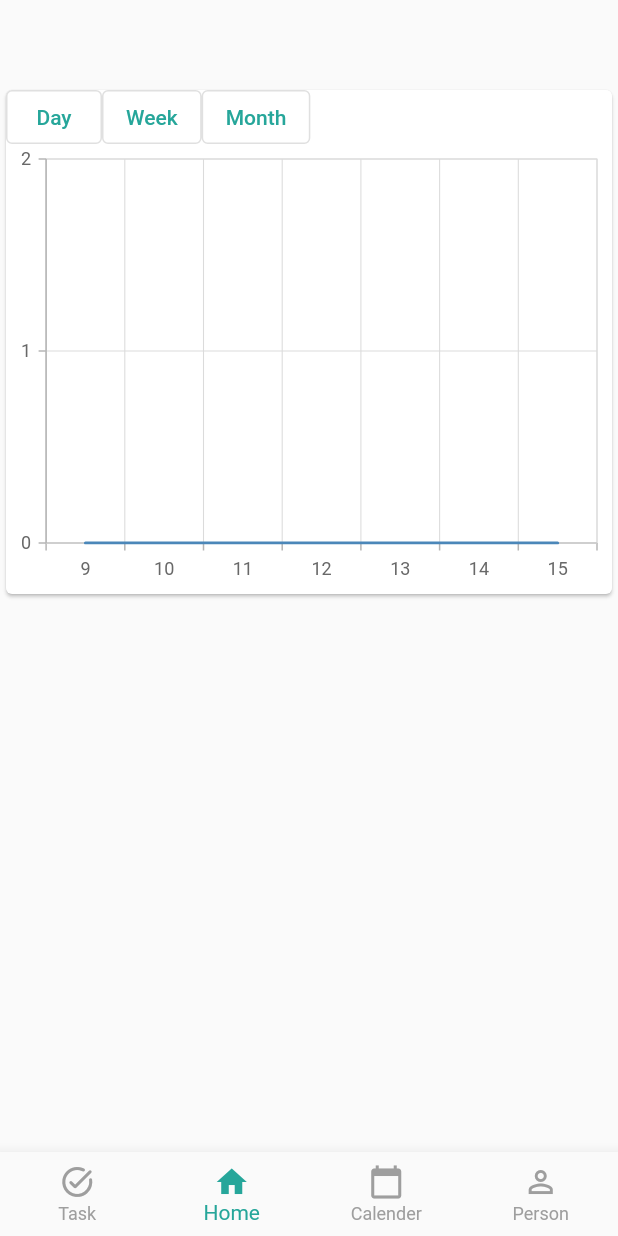
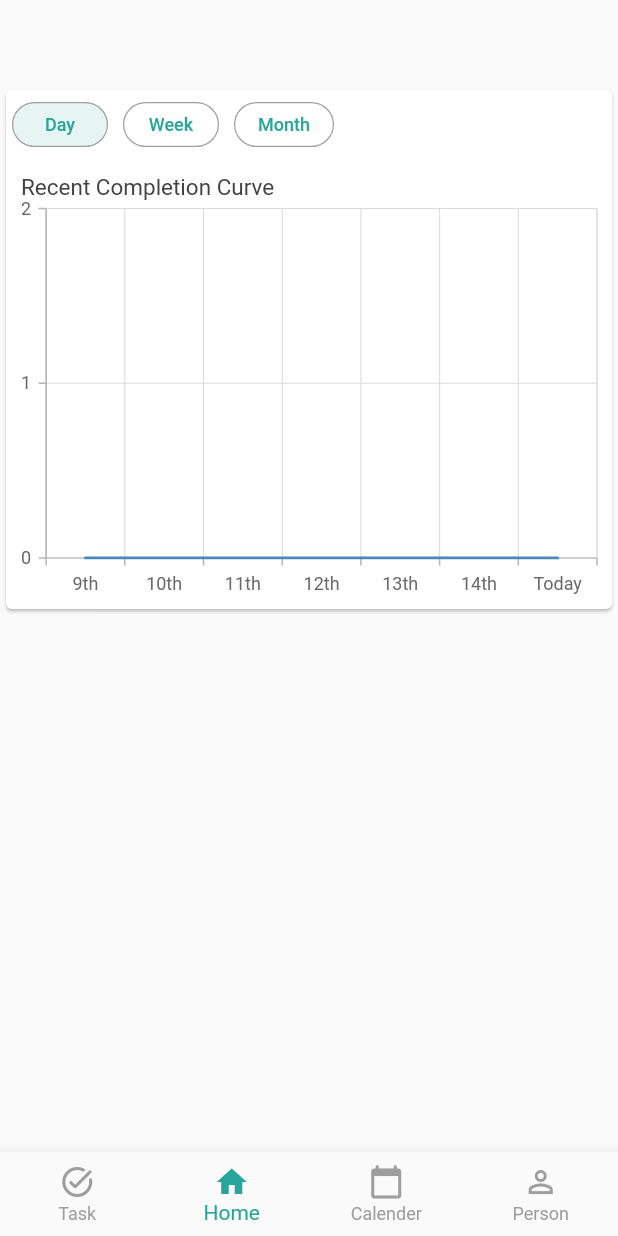
Before and after one commit to Humen-debug/TodoList, a Flutter app: the screen it shows after launch, item 2 of the bottom bar chosen, on a phone screen of 412 x 824 dp. Run offline on Flutter 3.47's test engine with Material 2 defaults, Android fonts, the phone set to English and light mode, and no system bars; our stand-ins replace flutter_switch, page_transition, reorderables, syncfusion_flutter_charts, table_calendar.

Commit message:
finish completion curve; might change String to DateTime and interval type

```diff
--- a/Todo_List/todo_list/lib/Screens/Statistic/statistic_screen.dart
+++ b/Todo_List/todo_list/lib/Screens/Statistic/statistic_screen.dart
@@ -3,6 +3,8 @@ import 'package:todo_list/Models/data.dart';
 
 import 'package:todo_list/Models/file_header.dart';
 import 'package:todo_list/Models/task.dart';
+import 'package:todo_list/Models/theme.dart';
+import 'package:provider/provider.dart';
 
 import 'package:todo_list/Models/user.dart';
 
@@ -19,13 +21,63 @@ class StatisticScreen extends StatefulWidget {
 }
 
 class _StatisticScreenState extends State<StatisticScreen> {
+  final DateTime today = DateTime.utc(
+          DateTime.now().year, DateTime.now().month, DateTime.now().day)
+      .toLocal();
+  final int periodNum = 7;
+  int periodChoice = 0;
+
   late Map<DateTime, int> taskCountsMap = {};
 
-  final List periodBtnTitles = <String>['Day', 'Week', 'Month'];
+  final List periodBtnTitles = const <String>['Day', 'Week', 'Month'];
+
+  final List months = const <String>[
+    'Jan',
+    'Feb',
+    'Mar',
+    'Apr',
+    'May',
+    'Jun',
+    'Jul',
+    'Aug',
+    'Sep',
+    'Oct',
+    'Nov',
+    'Dec'
+  ];
 
   List<TaskData> dailyTaskCounts = [];
+  List<TaskData> weeklyTaskCounts = [];
+  List<TaskData> monthlyTaskCounts = [];
 
-  int periodChoice = 0;
+  late List<TaskData> selectTaskCounts = dailyTaskCounts;
+
+  final choiceBtnStyle = ButtonStyle(
+    shape: MaterialStateProperty.all(
+        RoundedRectangleBorder(borderRadius: BorderRadius.circular(18))),
+    minimumSize: MaterialStateProperty.all(const Size(64, 30)),
+    side: MaterialStateProperty.all(
+        const BorderSide(color: Colors.grey, width: 0.8)),
+  );
+
+  final choiceBtnTextStyle = const TextStyle(fontSize: 12);
+
+  void selectPeriod(int index) {
+    setState(() {
+      periodChoice = index;
+      switch (index) {
+        case 0:
+          selectTaskCounts = dailyTaskCounts;
+          break;
+        case 1:
+          selectTaskCounts = weeklyTaskCounts;
+          break;
+        case 2:
+          selectTaskCounts = monthlyTaskCounts;
+          break;
+      }
+    });
+  }
 
   void setTaskCountsMap() {
     for (Task task in widget.user.taskMap['Completed']!) {
@@ -42,19 +94,74 @@ class _StatisticScreenState extends State<StatisticScreen> {
     return taskCountsMap[date] ?? 0;
   }
 
+  int getCountForWeek(DateTime date) {
+    int count = 0;
+    for (int day = 0; day < periodNum; day++) {
+      count += getCountForDay(date.subtract(Duration(days: day)));
+    }
+    return count;
+  }
+
+  int getCountForMonth(DateTime date) {
+    int count = 0;
+    int diff = date.difference(findFirstDayinMonth(date)).inDays;
+    for (int day = 0; day <= diff; day++) {
+      count += getCountForDay(date.subtract(Duration(days: day)));
+    }
+    return count;
+  }
+
+  void setDailyTaskCount() {
+    dailyTaskCounts = List<TaskData>.generate(periodNum, (index) {
+      DateTime date = today.subtract(Duration(days: index));
+      bool isToday = date == today;
+      String time = isToday ? 'Today' : (date.day).toString() + 'th';
+
+      return TaskData(time: time, count: getCountForDay(date));
+    });
+  }
+
+  void setWeeklyTaskCount() {
+    weeklyTaskCounts = List<TaskData>.generate(periodNum, (index) {
+      DateTime date = findSaturday(
+          today.subtract(Duration(days: DateTime.daysPerWeek * index)));
+      bool isThisWeek = findSunday(date) == findSunday(today);
+      String time =
+          isThisWeek ? 'This Week' : (findSunday(date).day).toString() + 'th';
+      return TaskData(time: time, count: getCountForWeek(date));
+    });
+  }
+
+  void setMonthlyTaskCount() {
+    monthlyTaskCounts = List<TaskData>.generate(periodNum, (index) {
+      DateTime date = findLastDayinMonth(
+          DateTime.utc(today.year, today.month - index, today.day).toLocal());
+      bool isThisMonth =
+          findFirstDayinMonth(date) == findFirstDayinMonth(today);
+      String time = isThisMonth ? 'This Month' : months[date.month - 1];
+      return TaskData(time: time, count: getCountForMonth(date));
+    });
+  }
+
+  DateTime findSunday(DateTime date) =>
+      date.subtract(Duration(days: date.weekday));
+
+  DateTime findSaturday(DateTime date) =>
+      date.add(Duration(days: DateTime.daysPerWeek - (date.weekday + 1)));
+
+  DateTime findFirstDayinMonth(DateTime date) =>
+      DateTime(date.year, date.month, 1).toLocal();
+
+  DateTime findLastDayinMonth(DateTime date) =>
+      DateTime.utc(date.year, date.month + 1, 0).toLocal();
+
   @override
   void initState() {
     setState(() {
       setTaskCountsMap();
-      dailyTaskCounts = List<TaskData>.generate(7, (index) {
-        DateTime now = DateTime.now();
-        DateTime today = DateTime.utc(now.year, now.month, now.day).toLocal();
-
-        DateTime date = today.subtract(Duration(days: index));
-        String time = (date.day).toString();
-
-        return TaskData(time: time, count: getCountForDay(date));
-      });
+      setDailyTaskCount();
+      setWeeklyTaskCount();
+      setMonthlyTaskCount();
     });
     // print(dailyTaskCounts);
     super.initState();
@@ -62,27 +169,46 @@ class _StatisticScreenState extends State<StatisticScreen> {
 
   @override
   Widget build(BuildContext context) {
+    final themeProvider = Provider.of<ThemeProvider>(context);
     return Scaffold(
         appBar: AppBar(),
         body: ListView(children: [
           Card(
             child: Column(
               children: [
-                SizedBox(
-                  height: 36,
-                  child: ListView.builder(
+                Padding(
+                  padding:
+                      const EdgeInsets.symmetric(vertical: 8, horizontal: 4),
+                  child: SizedBox(
+                    height: 30,
+                    child: ListView.separated(
                         scrollDirection: Axis.horizontal,
                         physics: const NeverScrollableScrollPhysics(),
+                        separatorBuilder: (context, index) =>
+                            const SizedBox(width: 10),
                         itemCount: periodBtnTitles.length,
                         itemBuilder: (context, index) {
                           return OutlinedButton(
                               onPressed: () {
-                              periodChoice = index;
+                                selectPeriod(index);
                               },
-                            child: Text(periodBtnTitles[index]));
+                              style: periodChoice == index
+                                  ? choiceBtnStyle.copyWith(
+                                      backgroundColor:
+                                          MaterialStateProperty.all(
+                                              themeProvider.lighttheme
+                                                  .colorScheme.secondary
+                                                  .withOpacity(0.2)))
+                                  : choiceBtnStyle,
+                              child: Text(periodBtnTitles[index],
+                                  style: choiceBtnTextStyle));
                         }),
                   ),
+                ),
                 SfCartesianChart(
+                  title: ChartTitle(
+                      text: 'Recent Completion Curve',
+                      alignment: ChartAlignment.near),
                   // for String as Xasis label
                   primaryXAxis: CategoryAxis(isInversed: true),
                   primaryYAxis: NumericAxis(
@@ -90,7 +216,7 @@ class _StatisticScreenState extends State<StatisticScreen> {
                   ),
                   series: <ChartSeries>[
                     LineSeries<TaskData, String>(
-                        dataSource: dailyTaskCounts,
+                        dataSource: selectTaskCounts,
                         xValueMapper: (TaskData data, _) => data.time,
                         yValueMapper: (TaskData data, _) => data.count)
                   ],
--- a/Todo_List/todo_list/lib/Widgets/repeat_setter.dart
+++ b/Todo_List/todo_list/lib/Widgets/repeat_setter.dart
@@ -296,7 +296,7 @@ class _RepeatSetterState extends State<RepeatSetter> {
                   }),
             ),
             Padding(
-              padding: const EdgeInsets.only(left: 20, right: 20),
+              padding: const EdgeInsets.symmetric(horizontal: 20),
               child: Column(
                 mainAxisAlignment: MainAxisAlignment.center,
                 crossAxisAlignment: CrossAxisAlignment.start,
```
Lines whose indentation alone changed are shown as unchanged.
